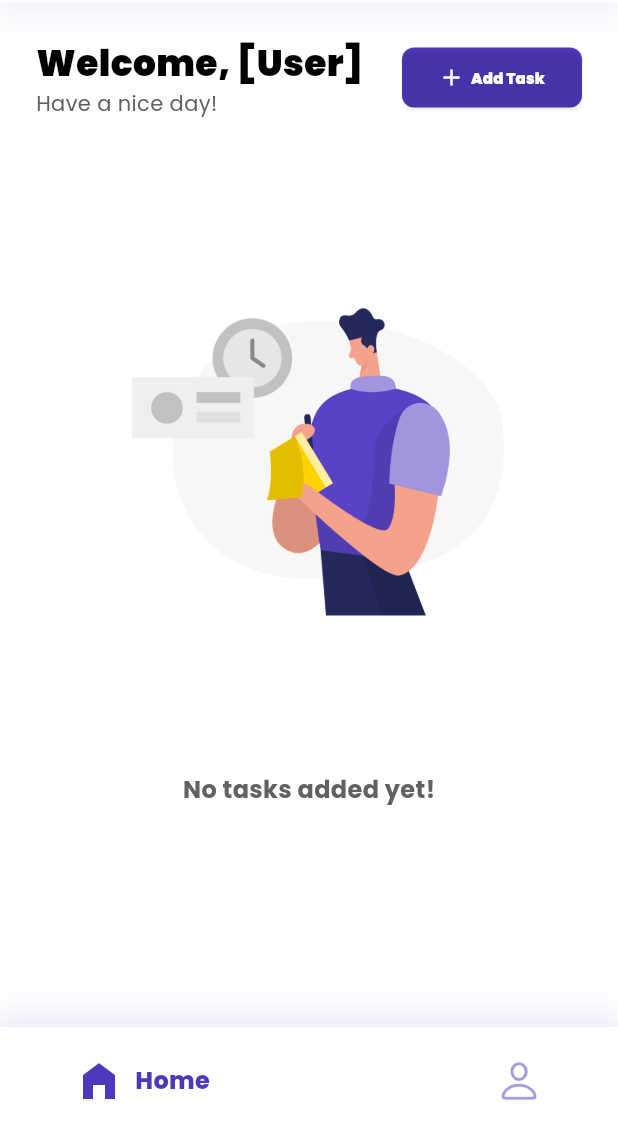
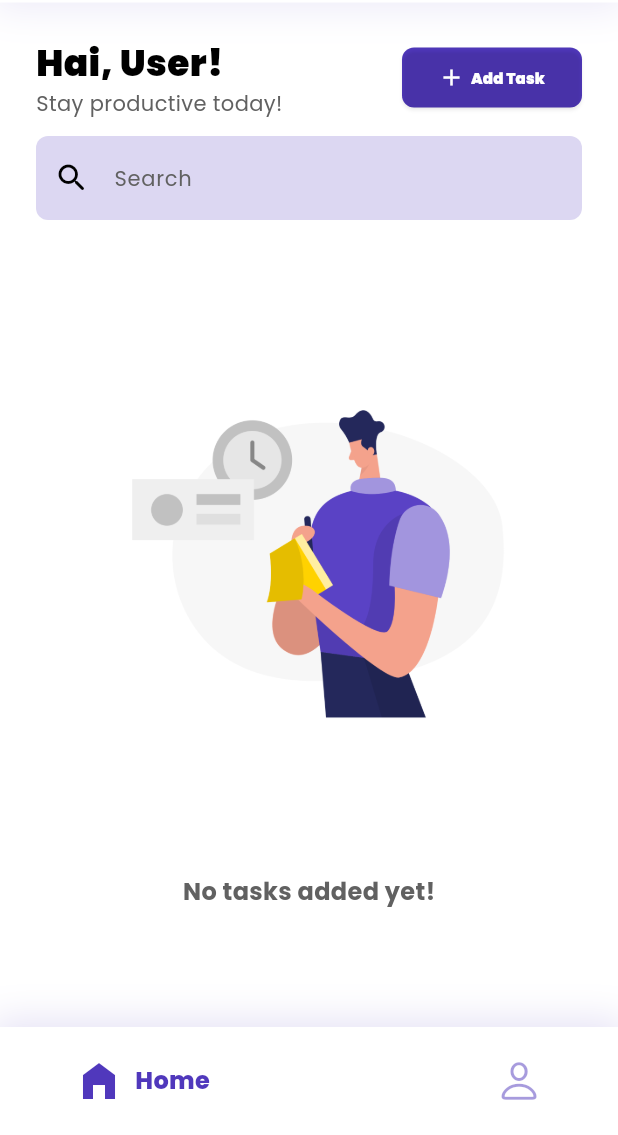
Before and after one commit to restuaar/taskify-ristek, a Flutter app: the screen it shows after launch, on a phone screen of 412 x 824 dp, the part 101-1236 px from its top. Run offline on Flutter 3.47's test engine with Material 3 defaults, Android fonts, the phone set to English and light mode, and no system bars; drawn by our look-alikes of google_nav_bar; our stand-ins replace google_fonts, hive_flutter, image_picker; accounts and stored records are empty.

Commit message:
feat: fitur search task

```diff
--- a/lib/providers/task_provider.dart
+++ b/lib/providers/task_provider.dart
@@ -27,8 +27,8 @@ class TaskProvider with ChangeNotifier {
     notifyListeners();
   }
 
-  void deleteTask(int index) {
-    _tasks.removeAt(index);
+  void deleteTask(Task task) {
+    _tasks.remove(task);
     sortTasks();
     notifyListeners();
   }
--- a/lib/screens/edit_task.dart
+++ b/lib/screens/edit_task.dart
@@ -74,7 +74,7 @@ class _EditTaskState extends State<EditTask> {
                     children: [
                       Padding(
                         padding: const EdgeInsets.symmetric(
-                            horizontal: 24, vertical: 32),
+                            horizontal: 24, vertical: 24),
                         child: Form(
                           key: _formKeyEdit,
                           child: Column(
@@ -408,8 +408,7 @@ class _EditTaskState extends State<EditTask> {
                           ),
                           child: IconButton(
                             onPressed: () {
-                              taskProvider
-                                  .deleteTask(taskProvider.tasks.indexOf(task));
+                              taskProvider.deleteTask(task);
                               Navigator.pop(context);
                               ScaffoldMessenger.of(context).showSnackBar(
                                 SnackBar(
--- a/lib/screens/homepage.dart
+++ b/lib/screens/homepage.dart
@@ -1,9 +1,9 @@
 // ignore_for_file: prefer_const_constructors, prefer_const_literals_to_create_immutables
-
-import 'dart:math';
 
 import 'package:flutter/material.dart';
 import 'package:provider/provider.dart';
+import 'package:taskify/models/task.dart';
+import 'package:taskify/models/user.dart';
 import 'package:taskify/providers/task_provider.dart';
 import 'package:taskify/widgets/appbar.dart';
 import 'package:taskify/widgets/tasktile.dart';
@@ -18,19 +18,26 @@ class HomePage extends StatefulWidget {
 }
 
 class _HomePageState extends State<HomePage> {
-  final List<String> _welcomeMessages = [
-    "Stay organized today!",
-    "Ready to prioritize tasks?",
-    "Stay productive today!",
-    "Time for productivity.",
-    "Have a nice day!",
-    "Let's tackle tasks."
-  ];
+  String? searchValue;
+  String name = "User";
+  List<Task> tasks = [];
 
-  String getMessageRandom() {
-    final random = Random();
-    final index = random.nextInt(_welcomeMessages.length);
-    return _welcomeMessages[index];
+  @override
+  void initState() {
+    super.initState();
+    if (user != null && user!.name != "") {
+      name = user!.name.split(" ")[0];
+    }
+    tasks = Provider.of<TaskProvider>(context, listen: false).tasks;
+  }
+
+  void filterTasks() {
+    if (searchValue != null) {
+      tasks = tasks
+          .where((task) =>
+              task.title.toLowerCase().contains(searchValue!.toLowerCase()))
+          .toList();
+    }
   }
 
   @override
@@ -52,14 +59,14 @@ class _HomePageState extends State<HomePage> {
                     crossAxisAlignment: CrossAxisAlignment.start,
                     children: [
                       Text(
-                        'Welcome, [User]',
+                        'Hai, $name!',
                         style: defaultText.copyWith(
                           fontSize: 24,
                           fontWeight: FontWeight.w900,
                         ),
                       ),
                       Text(
-                        getMessageRandom(),
+                        "Stay productive today!",
                         style: defaultText.copyWith(
                           fontSize: 14,
                           fontWeight: FontWeight.w400,
@@ -109,9 +116,41 @@ class _HomePageState extends State<HomePage> {
                   ),
                 ],
               ),
+              SizedBox(height: 12),
+              TextField(
+                decoration: InputDecoration(
+                  filled: true,
+                  fillColor: primaryColour.withOpacity(0.2),
+                  border: OutlineInputBorder(
+                    borderRadius: BorderRadius.circular(8),
+                    borderSide: BorderSide.none,
+                  ),
+                  focusedBorder: OutlineInputBorder(
+                    borderRadius: BorderRadius.circular(10),
+                    borderSide: BorderSide(color: primaryColour, width: 2),
+                  ),
+                  hintText: "Search",
+                  hintStyle: defaultText.copyWith(
+                    fontSize: 14,
+                    fontWeight: FontWeight.w400,
+                    color: Colors.grey.shade700,
+                  ),
+                  prefixIcon: Icon(
+                    Icons.search_rounded,
+                    color: blackColour,
+                  ),
+                ),
+                onChanged: (value) {
+                  setState(() {
+                    searchValue = value;
+                  });
+                },
+              ),
               SizedBox(height: 24),
               Consumer<TaskProvider>(builder: (context, taskProvider, child) {
-                if (taskProvider.tasks.isEmpty) {
+                tasks = taskProvider.tasks;
+                filterTasks();
+                if (tasks.isEmpty) {
                   return Center(
                     child: Column(
                       mainAxisAlignment: MainAxisAlignment.center,
@@ -134,10 +173,9 @@ class _HomePageState extends State<HomePage> {
                 }
 
                 return ListView.builder(
-                  itemCount: taskProvider.tasks.length,
+                  itemCount: tasks.length,
                   shrinkWrap: true,
-                  itemBuilder: (context, index) =>
-                      TaskTile(task: taskProvider.tasks[index]),
+                  itemBuilder: (context, index) => TaskTile(task: tasks[index]),
                 );
               }),
             ],
```
Also changed, not shown: lib/screens/add_task.dart (+6 -6 lines), lib/widgets/tasktile.dart (+16 -11 lines).
